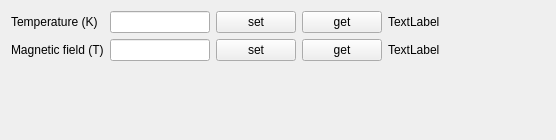
Above: opticool/opticool.ui from Mohamed-ShehabEldin/zmeter before the change. Below: the same form after it.
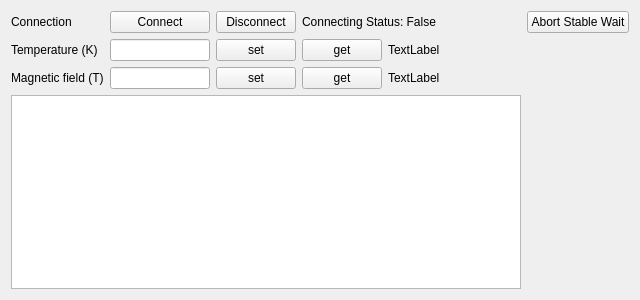
That is the form after the change.

```diff
--- a/opticool/opticool.ui
+++ b/opticool/opticool.ui
@@ -6,8 +6,8 @@
    <rect>
     <x>0</x>
     <y>0</y>
-    <width>556</width>
-    <height>140</height>
+    <width>640</width>
+    <height>300</height>
    </rect>
   </property>
   <property name="windowTitle">
@@ -17,13 +17,51 @@
    <item>
     <layout class="QGridLayout" name="gridLayout">
      <item row="0" column="0">
+      <widget class="QLabel" name="label_connection">
+       <property name="text">
+        <string>Connection</string>
+       </property>
+      </widget>
+     </item>
+     <item row="0" column="1">
+      <widget class="QPushButton" name="connect_pushButton">
+       <property name="text">
+        <string>Connect</string>
+       </property>
+      </widget>
+     </item>
+     <item row="0" column="2">
+      <widget class="QPushButton" name="disconnect_pushButton">
+       <property name="text">
+        <string>Disconnect</string>
+       </property>
+      </widget>
+     </item>
+     <item row="0" column="3" colspan="3">
+      <widget class="QLabel" name="connectionStatus_label">
+       <property name="text">
+        <string>Connecting Status: False</string>
+       </property>
+       <property name="textInteractionFlags">
+        <set>Qt::LinksAccessibleByKeyboard|Qt::LinksAccessibleByMouse|Qt::TextBrowserInteraction|Qt::TextSelectableByKeyboard|Qt::TextSelectableByMouse</set>
+       </property>
+      </widget>
+     </item>
+     <item row="0" column="6">
+      <widget class="QPushButton" name="abortStable_pushButton">
+       <property name="text">
+        <string>Abort Stable Wait</string>
+       </property>
+      </widget>
+     </item>
+     <item row="1" column="0">
       <widget class="QLabel" name="label">
        <property name="text">
         <string>Temperature (K)</string>
        </property>
       </widget>
      </item>
-     <item row="0" column="1">
+     <item row="1" column="1">
       <widget class="QLineEdit" name="lineEdit">
        <property name="minimumSize">
         <size>
@@ -39,21 +77,21 @@
        </property>
       </widget>
      </item>
-     <item row="0" column="2">
+     <item row="1" column="2">
       <widget class="QPushButton" name="pushButton">
        <property name="text">
         <string>set</string>
        </property>
       </widget>
      </item>
-     <item row="0" column="3">
+     <item row="1" column="3">
       <widget class="QPushButton" name="pushButton_3">
        <property name="text">
         <string>get</string>
        </property>
       </widget>
      </item>
-     <item row="0" column="4">
+     <item row="1" column="4" colspan="2">
       <widget class="QLabel" name="label_3">
        <property name="text">
         <string>TextLabel</string>
@@ -63,27 +101,14 @@
        </property>
       </widget>
      </item>
-     <item row="0" column="5">
-      <spacer name="horizontalSpacer">
-       <property name="orientation">
-        <enum>Qt::Horizontal</enum>
-       </property>
-       <property name="sizeHint" stdset="0">
-        <size>
-         <width>40</width>
-         <height>20</height>
-        </size>
-       </property>
-      </spacer>
-     </item>
-     <item row="1" column="0">
+     <item row="2" column="0">
       <widget class="QLabel" name="label_2">
        <property name="text">
         <string>Magnetic field (T)</string>
        </property>
       </widget>
      </item>
-     <item row="1" column="1">
+     <item row="2" column="1">
       <widget class="QLineEdit" name="lineEdit_2">
        <property name="minimumSize">
         <size>
@@ -99,21 +124,21 @@
        </property>
       </widget>
      </item>
-     <item row="1" column="2">
+     <item row="2" column="2">
       <widget class="QPushButton" name="pushButton_2">
        <property name="text">
         <string>set</string>
        </property>
       </widget>
      </item>
-     <item row="1" column="3">
+     <item row="2" column="3">
       <widget class="QPushButton" name="pushButton_4">
        <property name="text">
         <string>get</string>
        </property>
       </widget>
      </item>
-     <item row="1" column="4">
+     <item row="2" column="4" colspan="2">
       <widget class="QLabel" name="label_4">
        <property name="text">
         <string>TextLabel</string>
@@ -123,31 +148,12 @@
        </property>
       </widget>
      </item>
-     <item row="1" column="5">
-      <spacer name="horizontalSpacer_2">
-       <property name="orientation">
-        <enum>Qt::Horizontal</enum>
+     <item row="3" column="0" colspan="6">
+      <widget class="QTextEdit" name="logStatus_textEdit">
+       <property name="readOnly">
+        <bool>true</bool>
        </property>
-       <property name="sizeHint" stdset="0">
-        <size>
-         <width>40</width>
-         <height>20</height>
-        </size>
-       </property>
-      </spacer>
-     </item>
-     <item row="2" column="2">
-      <spacer name="verticalSpacer">
-       <property name="orientation">
-        <enum>Qt::Vertical</enum>
-       </property>
-       <property name="sizeHint" stdset="0">
-        <size>
-         <width>20</width>
-         <height>40</height>
-        </size>
-       </property>
-      </spacer>
+      </widget>
      </item>
     </layout>
    </item>
```
